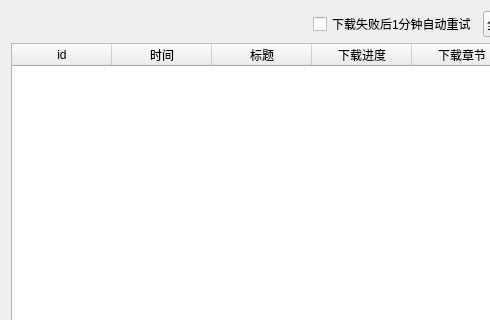
First picture: the form in ui/ui_download.ui, repository tonquer/JMComic-qt, before the edit; both pictures show x 0 to 490 and y 0 to 320 of the 1002 by 510 pixel window.
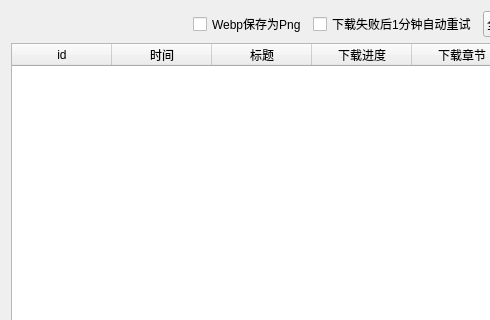
Second picture: the form after the edit.

The edit to the form file:
```diff
--- a/ui/ui_download.ui
+++ b/ui/ui_download.ui
@@ -31,6 +31,13 @@
          </property>
         </spacer>
        </item>
+       <item>
+        <widget class="QCheckBox" name="webp2Png">
+         <property name="text">
+          <string>Webp保存为Png</string>
+         </property>
+        </widget>
+       </item>
        <item>
         <widget class="QCheckBox" name="redownloadRadio">
          <property name="text">
```
